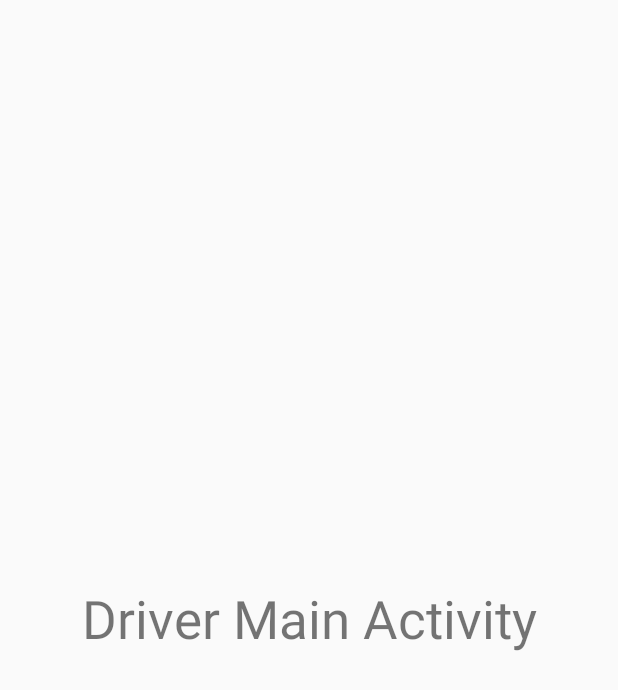
After one commit to mobiledev2019/N9_10_Delivery, an Android app: the DriverMainActivity screen opened directly, with no data from a screen before it, on a phone screen of 412 x 824 dp. The commit adds this screen. Shown: the top 690 px of the screen. Run offline under Robolectric (Android 15) with nearby library versions, the phone set to English and light mode, and no system bars.

Commit message:
update 4/9/2019

```diff
--- a/app/build.gradle
+++ b/app/build.gradle
@@ -24,9 +24,11 @@ dependencies {
     implementation 'com.android.support.constraint:constraint-layout:1.1.3'
     implementation 'com.android.support:support-v4:28.0.0'
     implementation 'com.google.android.gms:play-services-maps:11.8.0'
+    implementation 'com.facebook.android:facebook-login:[4,5)'
     testImplementation 'junit:junit:4.12'
     androidTestImplementation 'com.android.support.test:runner:1.0.2'
     androidTestImplementation 'com.android.support.test.espresso:espresso-core:3.0.2'
     implementation 'com.android.support:appcompat-v7:28.0.0'
     implementation 'com.android.support:design:28.0.0'
+
 }
--- /dev/null
+++ b/app/src/main/java/com/example/n9_12_delivery_new/DriverMainActivity.java
@@ -0,0 +1,13 @@
+package com.example.n9_12_delivery_new;
+
+import android.support.v7.app.AppCompatActivity;
+import android.os.Bundle;
+
+public class DriverMainActivity extends AppCompatActivity {
+
+    @Override
+    protected void onCreate(Bundle savedInstanceState) {
+        super.onCreate(savedInstanceState);
+        setContentView(R.layout.activity_driver_main);
+    }
+}
--- /dev/null
+++ b/app/src/main/res/layout/activity_driver_main.xml
@@ -0,0 +1,19 @@
+<?xml version="1.0" encoding="utf-8"?>
+<android.support.constraint.ConstraintLayout xmlns:android="http://schemas.android.com/apk/res/android"
+    xmlns:app="http://schemas.android.com/apk/res-auto"
+    xmlns:tools="http://schemas.android.com/tools"
+    android:layout_width="match_parent"
+    android:layout_height="match_parent"
+    tools:context=".DriverMainActivity">
+
+    <TextView
+        android:id="@+id/textView13"
+        android:layout_width="wrap_content"
+        android:layout_height="wrap_content"
+        android:text="Driver Main Activity"
+        android:textSize="35sp"
+        app:layout_constraintBottom_toBottomOf="parent"
+        app:layout_constraintEnd_toEndOf="parent"
+        app:layout_constraintStart_toStartOf="parent"
+        app:layout_constraintTop_toTopOf="parent" />
+</android.support.constraint.ConstraintLayout>
--- a/app/src/main/res/layout/activity_sign_in.xml
+++ b/app/src/main/res/layout/activity_sign_in.xml
@@ -46,7 +46,7 @@
         app:layout_constraintStart_toStartOf="parent"
         tools:text="USE A DIFFERENT ACCOUNT" />
 
-    <Button
+    <com.facebook.login.widget.LoginButton
         android:id="@+id/loginFacebook"
         android:layout_width="0dp"
         android:layout_height="wrap_content"
@@ -54,6 +54,7 @@
         android:layout_marginEnd="15dp"
         android:layout_marginBottom="25dp"
         android:background="@color/colorGreen"
+        android:padding="20dp"
         android:text="Login With Facebook"
         android:textColor="@android:color/white"
         android:textSize="17sp"
@@ -94,6 +95,7 @@
             android:text="Driver"
             android:textColor="@color/colorAccent"
             android:textSize="12sp" />
+
     </LinearLayout>
 
     <ImageView
@@ -107,4 +109,5 @@
         app:layout_constraintStart_toStartOf="parent" />
 
 
+
 </android.support.constraint.ConstraintLayout>
--- a/app/src/main/res/layout/nav_header.xml
+++ b/app/src/main/res/layout/nav_header.xml
@@ -11,13 +11,13 @@
 
 
     <ImageView
-        android:id="@+id/imageView2"
+        android:id="@+id/avata"
         android:layout_width="70dp"
         android:layout_height="70dp"
         app:srcCompat="@mipmap/ic_launcher_round" />
 
     <TextView
-        android:id="@+id/textView4"
+        android:id="@+id/username"
         android:layout_width="wrap_content"
         android:layout_height="wrap_content"
         android:layout_marginLeft="15dp"
--- a/app/src/main/res/values/strings.xml
+++ b/app/src/main/res/values/strings.xml
@@ -3,4 +3,7 @@
 
     <!-- TODO: Remove or change this placeholder text -->
     <string name="hello_blank_fragment">Hello blank fragment</string>
+    <string name="facebook_app_id">1958615360904490</string>
+    <string name="fb_login_protocol_scheme">fb1958615360904490</string>
+
 </resources>
--- a/build.gradle
+++ b/build.gradle
@@ -4,7 +4,7 @@ buildscript {
     repositories {
         google()
         jcenter()
-
+        mavenCentral()
     }
     dependencies {
         classpath 'com.android.tools.build:gradle:3.3.2'
```
Also changed, not shown: app/src/main/AndroidManifest.xml (+24 -2 lines), app/src/main/java/com/example/n9_12_delivery_new/SignInActivity.java (+69 -3 lines).
